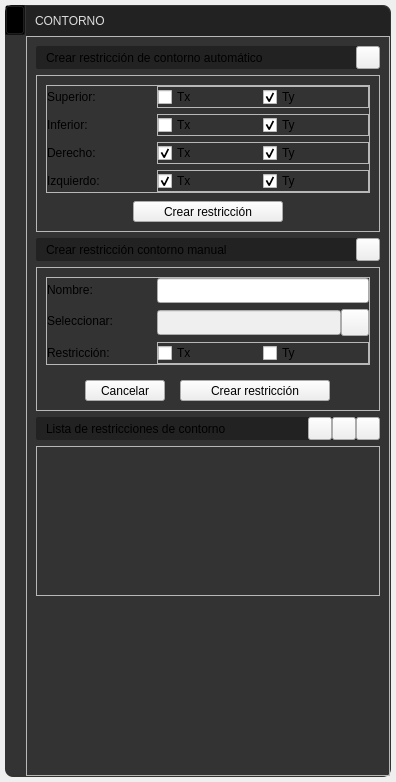
edwinar13/MPM-UN, file app/ui/widget_draw_menu_boundary.ui: the form before one commit.
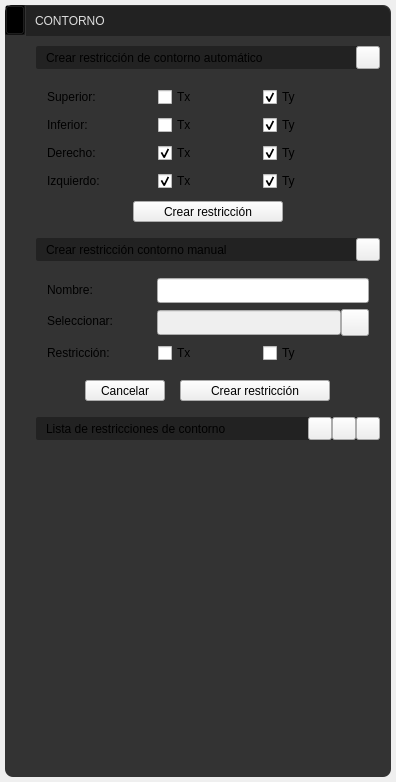
The form after the commit. Icons and pictures are not drawn.

Commit message: v0.11.0 Validación parcial del caso de talud 2021, ajustes items Graphics de restricciones, mejoramiento de rendimiento al guardar datos despues del análisis, revision y ajustes de  boundary en las particulas se agraga boundary_particles3 para tratar de solucionar, se agrega importación de puntos con archivo txt (x, y, volumen)

The edit to the form file:
```diff
--- a/app/ui/widget_draw_menu_boundary.ui
+++ b/app/ui/widget_draw_menu_boundary.ui
@@ -75,6 +75,20 @@
 border-radius: 8px
 }
 
+QFrame#frame_info,
+QFrame#frame_3,
+QFrame#frame_4,
+QFrame#frame_2,
+QFrame#frame_6,
+QFrame#frame_5,
+QFrame#frame_7,
+QFrame#frame_8,
+QFrame#frame_boundary1,
+QFrame#frame_boundary2,
+QFrame#frame_boundary3{
+background: transparent;
+}
+
 /*#################################################################*/
 /*####################       FRAME HIDE       ###########################*/
 /*#################################################################*/
```
Left out of the diff: 116 changed lines with no effect on the pictures. The commit also changes 51 other files.
